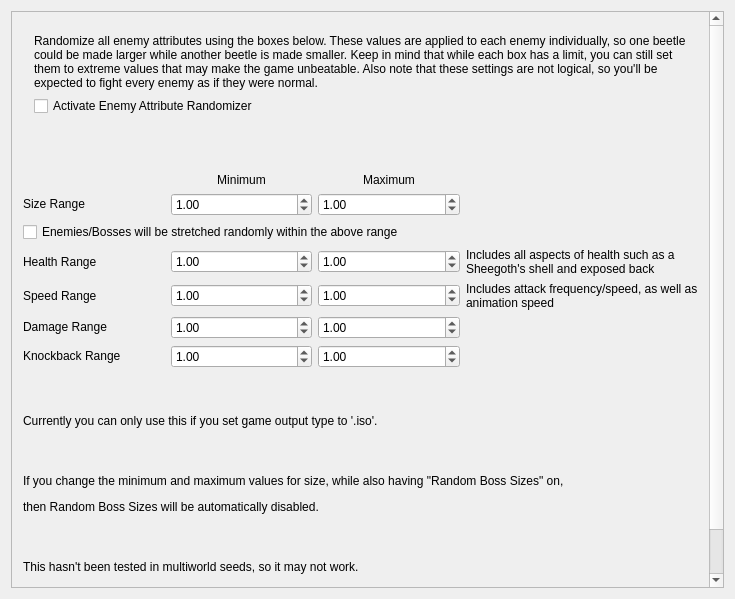
First picture: the form in randovania/gui/ui_files/preset_prime_enemy_stat_randomizer.ui, repository randovania/randovania, before the edit.
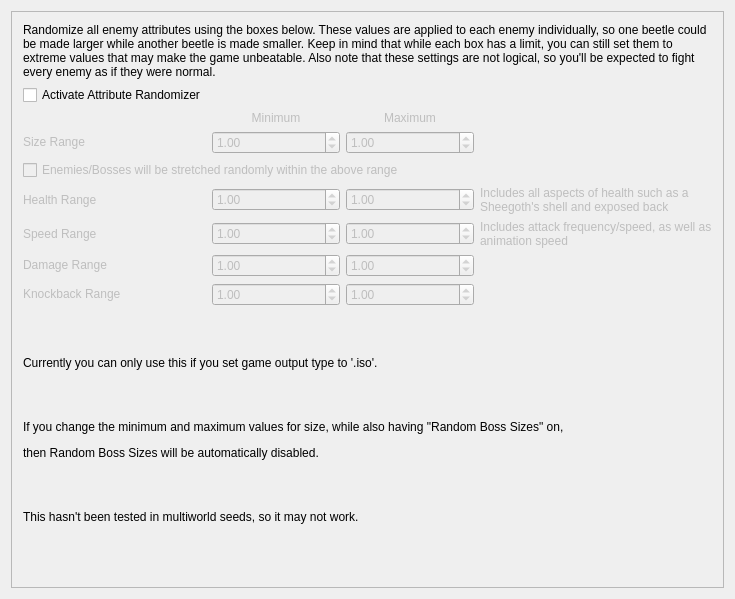
Second picture: the form after the edit.

```diff
--- a/randovania/gui/ui_files/preset_prime_enemy_stat_randomizer.ui
+++ b/randovania/gui/ui_files/preset_prime_enemy_stat_randomizer.ui
@@ -32,7 +32,7 @@
          <x>0</x>
          <y>0</y>
          <width>698</width>
-         <height>670</height>
+         <height>606</height>
         </rect>
        </property>
        <property name="sizePolicy">
@@ -42,8 +42,11 @@
         </sizepolicy>
        </property>
        <layout class="QGridLayout" name="gridLayout_2">
-        <item row="8" column="0">
+        <item row="7" column="0">
          <widget class="QLabel" name="damage_attribute_label">
+          <property name="enabled">
+           <bool>false</bool>
+          </property>
           <property name="sizePolicy">
            <sizepolicy hsizetype="Minimum" vsizetype="Fixed">
             <horstretch>0</horstretch>
@@ -61,8 +64,11 @@
           </property>
          </widget>
         </item>
-        <item row="6" column="1">
+        <item row="5" column="1">
          <widget class="QDoubleSpinBox" name="range_health_low">
+          <property name="enabled">
+           <bool>false</bool>
+          </property>
           <property name="sizePolicy">
            <sizepolicy hsizetype="Minimum" vsizetype="Fixed">
             <horstretch>0</horstretch>
@@ -95,8 +101,11 @@
           </property>
          </widget>
         </item>
-        <item row="7" column="1">
+        <item row="6" column="1">
          <widget class="QDoubleSpinBox" name="range_speed_low">
+          <property name="enabled">
+           <bool>false</bool>
+          </property>
           <property name="sizePolicy">
            <sizepolicy hsizetype="Minimum" vsizetype="Fixed">
             <horstretch>0</horstretch>
@@ -126,8 +135,11 @@
           </property>
          </widget>
         </item>
-        <item row="8" column="2">
+        <item row="7" column="2">
          <widget class="QDoubleSpinBox" name="range_damage_high">
+          <property name="enabled">
+           <bool>false</bool>
+          </property>
           <property name="sizePolicy">
            <sizepolicy hsizetype="Minimum" vsizetype="Fixed">
             <horstretch>0</horstretch>
@@ -157,8 +169,11 @@
           </property>
          </widget>
         </item>
-        <item row="4" column="2">
+        <item row="3" column="2">
          <widget class="QDoubleSpinBox" name="range_scale_high">
+          <property name="enabled">
+           <bool>false</bool>
+          </property>
           <property name="sizePolicy">
            <sizepolicy hsizetype="Minimum" vsizetype="Fixed">
             <horstretch>0</horstretch>
@@ -191,7 +206,29 @@
           </property>
          </widget>
         </item>
-        <item row="15" column="0" colspan="4">
+        <item row="0" column="0" colspan="4">
+         <widget class="QLabel" name="enemy_stat_randomizer_description">
+          <property name="sizePolicy">
+           <sizepolicy hsizetype="Preferred" vsizetype="Preferred">
+            <horstretch>0</horstretch>
+            <verstretch>0</verstretch>
+           </sizepolicy>
+          </property>
+          <property name="maximumSize">
+           <size>
+            <width>16777215</width>
+            <height>16777215</height>
+           </size>
+          </property>
+          <property name="text">
+           <string>&lt;html&gt;&lt;head/&gt;&lt;body&gt;&lt;p&gt;Randomize all enemy attributes using the boxes below. These values are applied to each enemy individually, so one beetle could be made larger while another beetle is made smaller. Keep in mind that while each box has a limit, you can still set them to extreme values that may make the game unbeatable. Also note that these settings are not logical, so you'll be expected to fight every enemy as if they were normal.&lt;/p&gt;&lt;/body&gt;&lt;/html&gt;</string>
+          </property>
+          <property name="wordWrap">
+           <bool>true</bool>
+          </property>
+         </widget>
+        </item>
+        <item row="14" column="0" colspan="4">
          <spacer name="verticalSpacer_4">
           <property name="orientation">
            <enum>Qt::Vertical</enum>
@@ -204,8 +241,11 @@
           </property>
          </spacer>
         </item>
-        <item row="6" column="3">
+        <item row="5" column="3">
          <widget class="QLabel" name="label">
+          <property name="enabled">
+           <bool>false</bool>
+          </property>
           <property name="sizePolicy">
            <sizepolicy hsizetype="Preferred" vsizetype="Preferred">
             <horstretch>0</horstretch>
@@ -224,8 +264,11 @@
           </property>
          </widget>
         </item>
-        <item row="4" column="0">
+        <item row="3" column="0">
          <widget class="QLabel" name="scale_attribute_label">
+          <property name="enabled">
+           <bool>false</bool>
+          </property>
           <property name="sizePolicy">
            <sizepolicy hsizetype="Minimum" vsizetype="Fixed">
             <horstretch>0</horstretch>
@@ -243,8 +286,11 @@
           </property>
          </widget>
         </item>
-        <item row="7" column="0">
+        <item row="6" column="0">
          <widget class="QLabel" name="speed_attribute_label">
+          <property name="enabled">
+           <bool>false</bool>
+          </property>
           <property name="sizePolicy">
            <sizepolicy hsizetype="Minimum" vsizetype="Fixed">
             <horstretch>0</horstretch>
@@ -262,7 +308,7 @@
           </property>
          </widget>
         </item>
-        <item row="17" column="0" colspan="4">
+        <item row="16" column="0" colspan="4">
          <spacer name="verticalSpacer">
           <property name="orientation">
            <enum>Qt::Vertical</enum>
@@ -275,15 +321,18 @@
           </property>
          </spacer>
         </item>
-        <item row="16" column="0" colspan="4">
+        <item row="15" column="0" colspan="4">
          <widget class="QLabel" name="label_5">
           <property name="text">
            <string>&lt;html&gt;&lt;head/&gt;&lt;body&gt;&lt;p&gt;This hasn't been tested in multiworld seeds, so it may not work.&lt;/p&gt;&lt;/body&gt;&lt;/html&gt;</string>
           </property>
          </widget>
         </item>
-        <item row="3" column="1">
+        <item row="2" column="1">
          <widget class="QLabel" name="minimum_label">
+          <property name="enabled">
+           <bool>false</bool>
+          </property>
           <property name="sizePolicy">
            <sizepolicy hsizetype="Minimum" vsizetype="Fixed">
             <horstretch>0</horstretch>
@@ -301,7 +350,7 @@
           </property>
          </widget>
         </item>
-        <item row="10" column="0" colspan="4">
+        <item row="9" column="0" colspan="4">
          <spacer name="verticalSpacer_2">
           <property name="orientation">
            <enum>Qt::Vertical</enum>
@@ -314,8 +363,11 @@
           </property>
          </spacer>
         </item>
-        <item row="6" column="2">
+        <item row="5" column="2">
          <widget class="QDoubleSpinBox" name="range_health_high">
+          <property name="enabled">
+           <bool>false</bool>
+          </property>
           <property name="sizePolicy">
            <sizepolicy hsizetype="Minimum" vsizetype="Fixed">
             <horstretch>0</horstretch>
@@ -348,8 +400,11 @@
           </property>
          </widget>
         </item>
-        <item row="9" column="0">
+        <item row="8" column="0">
          <widget class="QLabel" name="knockback_attribute_label">
+          <property name="enabled">
+           <bool>false</bool>
+          </property>
           <property name="sizePolicy">
            <sizepolicy hsizetype="Minimum" vsizetype="Fixed">
             <horstretch>0</horstretch>
@@ -367,15 +422,18 @@
           </property>
          </widget>
         </item>
-        <item row="11" column="0" rowspan="2" colspan="4">
+        <item row="10" column="0" rowspan="2" colspan="4">
          <widget class="QLabel" name="label_3">
           <property name="text">
            <string>&lt;html&gt;&lt;head/&gt;&lt;body&gt;&lt;p&gt;Currently you can only use this if you set game output type to '.iso'.&lt;/p&gt;&lt;/body&gt;&lt;/html&gt;</string>
           </property>
          </widget>
         </item>
-        <item row="7" column="2">
+        <item row="6" column="2">
          <widget class="QDoubleSpinBox" name="range_speed_high">
+          <property name="enabled">
+           <bool>false</bool>
+          </property>
           <property name="sizePolicy">
            <sizepolicy hsizetype="Minimum" vsizetype="Fixed">
             <horstretch>0</horstretch>
@@ -405,7 +463,7 @@
           </property>
          </widget>
         </item>
-        <item row="13" column="0" colspan="4">
+        <item row="12" column="0" colspan="4">
          <spacer name="verticalSpacer_3">
           <property name="orientation">
            <enum>Qt::Vertical</enum>
@@ -418,8 +476,11 @@
           </property>
          </spacer>
         </item>
-        <item row="3" column="2">
+        <item row="2" column="2">
          <widget class="QLabel" name="maximum_label">
+          <property name="enabled">
+           <bool>false</bool>
+          </property>
           <property name="sizePolicy">
            <sizepolicy hsizetype="Minimum" vsizetype="Fixed">
             <horstretch>0</horstretch>
@@ -437,8 +498,11 @@
           </property>
          </widget>
         </item>
-        <item row="9" column="2">
+        <item row="8" column="2">
          <widget class="QDoubleSpinBox" name="range_knockback_high">
+          <property name="enabled">
+           <bool>false</bool>
+          </property>
           <property name="sizePolicy">
            <sizepolicy hsizetype="Minimum" vsizetype="Fixed">
             <horstretch>0</horstretch>
@@ -468,8 +532,11 @@
           </property>
          </widget>
         </item>
-        <item row="9" column="1">
+        <item row="8" column="1">
          <widget class="QDoubleSpinBox" name="range_knockback_low">
+          <property name="enabled">
+           <bool>false</bool>
+          </property>
           <property name="sizePolicy">
            <sizepolicy hsizetype="Minimum" vsizetype="Fixed">
             <horstretch>0</horstretch>
@@ -499,35 +566,28 @@
           </property>
          </widget>
         </item>
-        <item row="14" column="0" colspan="4">
+        <item row="13" column="0" colspan="4">
          <widget class="QLabel" name="label_4">
           <property name="text">
            <string>&lt;html&gt;&lt;head/&gt;&lt;body&gt;&lt;p&gt;If you change the minimum and maximum values for size, while also having &amp;quot;Random Boss Sizes&amp;quot; on,&lt;/p&gt;&lt;p&gt;then Random Boss Sizes will be automatically disabled.&lt;/p&gt;&lt;/body&gt;&lt;/html&gt;</string>
           </property>
          </widget>
         </item>
-        <item row="2" column="0" colspan="4">
-         <spacer name="verticalSpacer_5">
-          <property name="orientation">
-           <enum>Qt::Vertical</enum>
-          </property>
-          <property name="sizeHint" stdset="0">
-           <size>
-            <width>20</width>
-            <height>40</height>
-           </size>
-          </property>
-         </spacer>
-        </item>
-        <item row="5" column="0" colspan="3">
+        <item row="4" column="0" colspan="3">
          <widget class="QCheckBox" name="diff_xyz">
+          <property name="enabled">
+           <bool>false</bool>
+          </property>
           <property name="text">
            <string>Enemies/Bosses will be stretched randomly within the above range</string>
           </property>
          </widget>
         </item>
-        <item row="6" column="0">
+        <item row="5" column="0">
          <widget class="QLabel" name="health_attribute_label">
+          <property name="enabled">
+           <bool>false</bool>
+          </property>
           <property name="sizePolicy">
            <sizepolicy hsizetype="Minimum" vsizetype="Fixed">
             <horstretch>0</horstretch>
@@ -545,8 +605,11 @@
           </property>
          </widget>
         </item>
-        <item row="4" column="1">
+        <item row="3" column="1">
          <widget class="QDoubleSpinBox" name="range_scale_low">
+          <property name="enabled">
+           <bool>false</bool>
+          </property>
           <property name="sizePolicy">
            <sizepolicy hsizetype="Minimum" vsizetype="Fixed">
             <horstretch>0</horstretch>
@@ -579,8 +642,11 @@
           </property>
          </widget>
         </item>
-        <item row="8" column="1">
+        <item row="7" column="1">
          <widget class="QDoubleSpinBox" name="range_damage_low">
+          <property name="enabled">
+           <bool>false</bool>
+          </property>
           <property name="sizePolicy">
            <sizepolicy hsizetype="Minimum" vsizetype="Fixed">
             <horstretch>0</horstretch>
@@ -610,8 +676,11 @@
           </property>
          </widget>
         </item>
-        <item row="7" column="3">
+        <item row="6" column="3">
          <widget class="QLabel" name="label_2">
+          <property name="enabled">
+           <bool>false</bool>
+          </property>
           <property name="sizePolicy">
            <sizepolicy hsizetype="Preferred" vsizetype="Preferred">
             <horstretch>0</horstretch>
@@ -630,39 +699,11 @@
           </property>
          </widget>
         </item>
-        <item row="0" column="0" colspan="4">
-         <widget class="QWidget" name="Description_Widget" native="true">
-          <layout class="QFormLayout" name="formLayout">
-           <item row="0" column="0" colspan="2">
-            <widget class="QLabel" name="enemy_stat_randomizer_description">
-             <property name="sizePolicy">
-              <sizepolicy hsizetype="Preferred" vsizetype="Preferred">
-               <horstretch>0</horstretch>
-               <verstretch>0</verstretch>
-              </sizepolicy>
-             </property>
-             <property name="maximumSize">
-              <size>
-               <width>16777215</width>
-               <height>16777215</height>
-              </size>
-             </property>
-             <property name="text">
-              <string>&lt;html&gt;&lt;head/&gt;&lt;body&gt;&lt;p&gt;Randomize all enemy attributes using the boxes below. These values are applied to each enemy individually, so one beetle could be made larger while another beetle is made smaller. Keep in mind that while each box has a limit, you can still set them to extreme values that may make the game unbeatable. Also note that these settings are not logical, so you'll be expected to fight every enemy as if they were normal.&lt;/p&gt;&lt;/body&gt;&lt;/html&gt;</string>
-             </property>
-             <property name="wordWrap">
-              <bool>true</bool>
-             </property>
-            </widget>
-           </item>
-           <item row="1" column="0">
-            <widget class="QCheckBox" name="Activate_Randomizer">
-             <property name="text">
-              <string>Activate Enemy Attribute Randomizer</string>
-             </property>
-            </widget>
-           </item>
-          </layout>
+        <item row="1" column="0">
+         <widget class="QCheckBox" name="Activate_Randomizer">
+          <property name="text">
+           <string>Activate Attribute Randomizer</string>
+          </property>
          </widget>
         </item>
        </layout>
```
